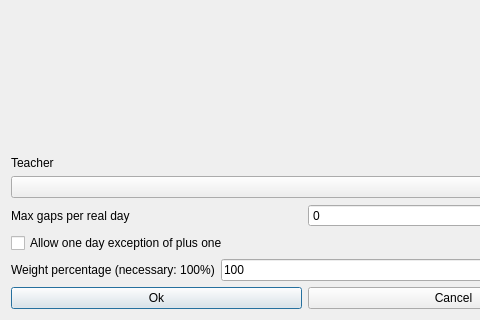
The window that fet/src/interface/modifyconstraintteachermaxgapsperrealdayform_template.ui (vonmecheln/fet) describes before a commit, drawn with Qt 5; both pictures show x 0 to 480 and y 118 to 438 of the 610 by 438 pixel window.
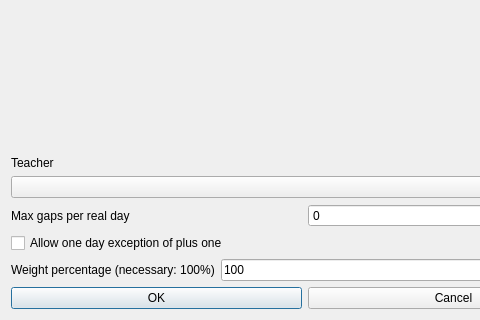
The same window after the commit.

The edit to the form file:
```diff
--- a/fet/src/interface/modifyconstraintteachermaxgapsperrealdayform_template.ui
+++ b/fet/src/interface/modifyconstraintteachermaxgapsperrealdayform_template.ui
@@ -142,7 +142,7 @@
      <item>
       <widget class="QPushButton" name="okPushButton">
        <property name="text">
-        <string>Ok</string>
+        <string>OK</string>
        </property>
       </widget>
      </item>
```
